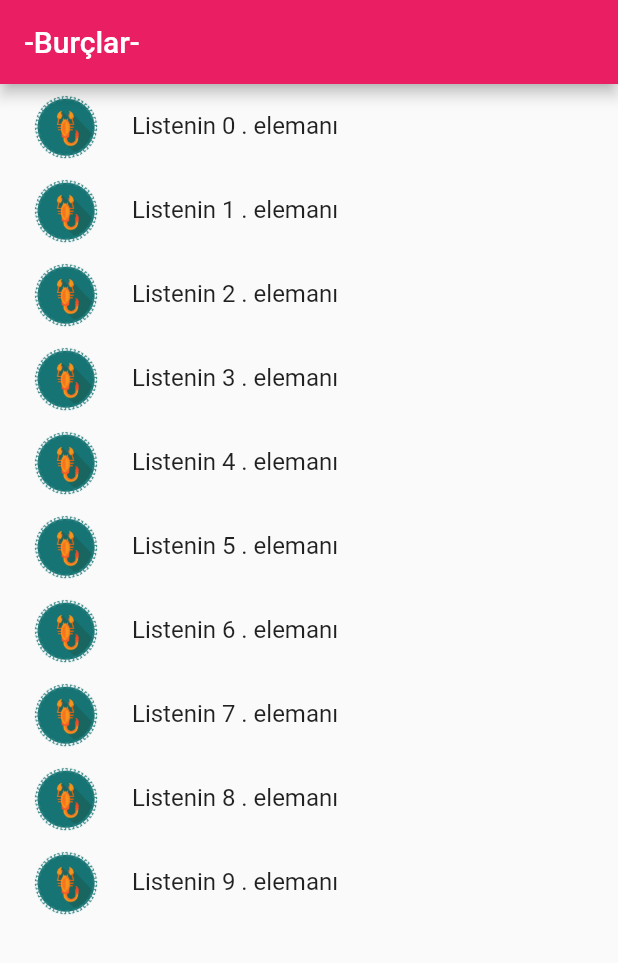
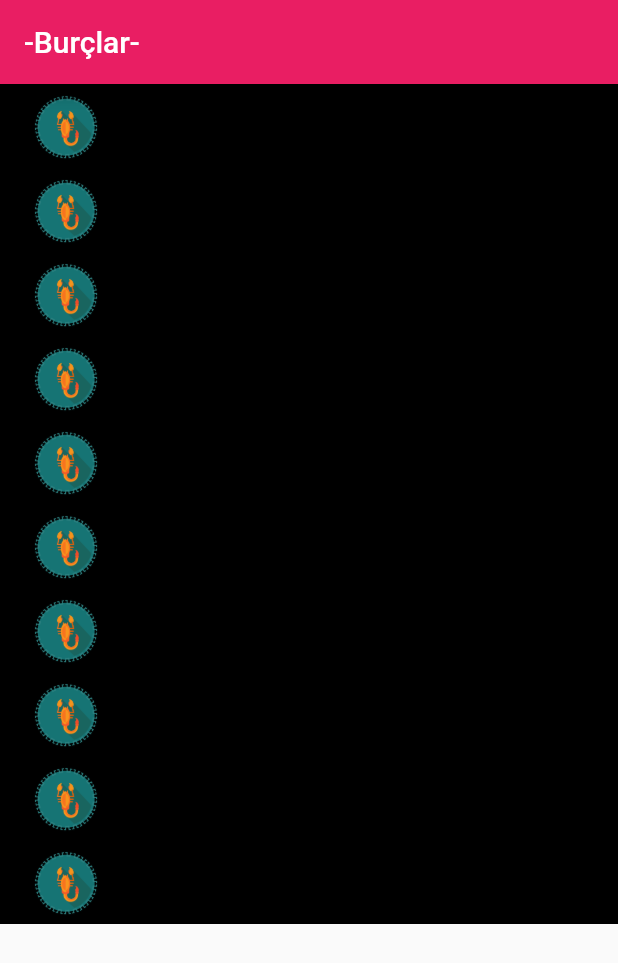
Before and after one commit to aycabadem/flutter_burc, a Flutter app: the screen it shows after launch, on a phone screen of 412 x 824 dp. Shown: the top 963 px of the screen. Run offline on Flutter 3.47's test engine with Material 2 defaults, Android fonts, the phone set to English and light mode, and no system bars.

Commit message:
tileColor-

```diff
--- a/lib/burc_listesi.dart
+++ b/lib/burc_listesi.dart
@@ -13,6 +13,7 @@ class BurcListesi extends StatelessWidget {
           return ListTile(
             title: Text("Listenin $index . elemanı"),
             leading: Image.asset("images/akrep8.png"),
+            tileColor: Colors.black,
           );
         },
       ),
```
